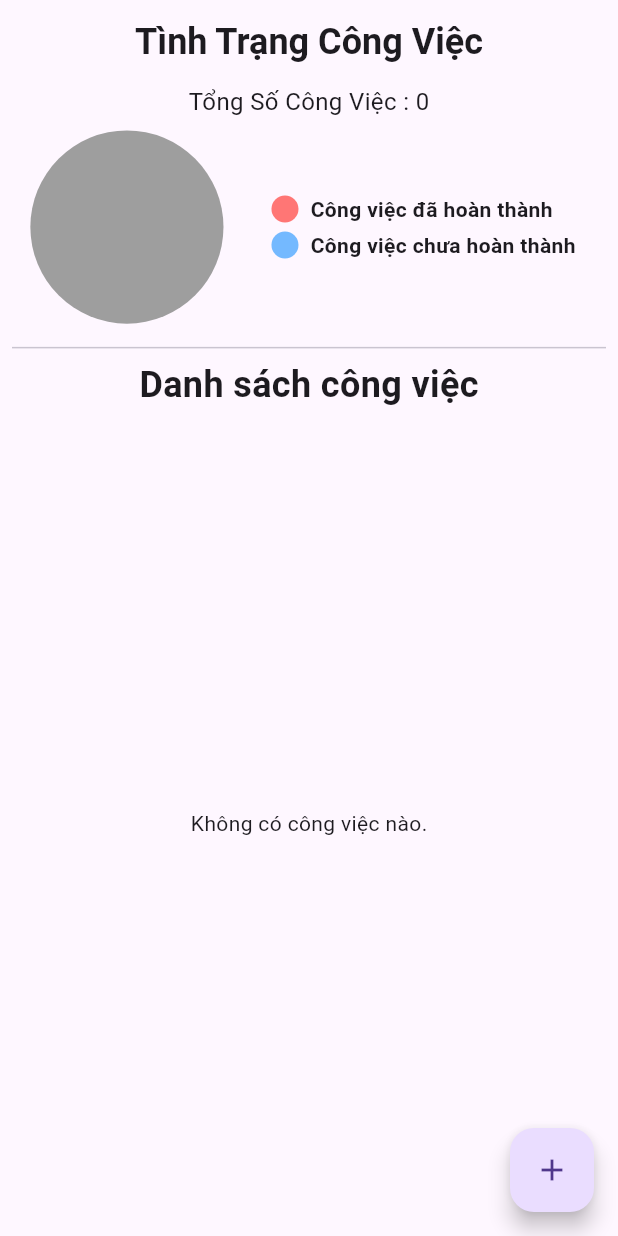
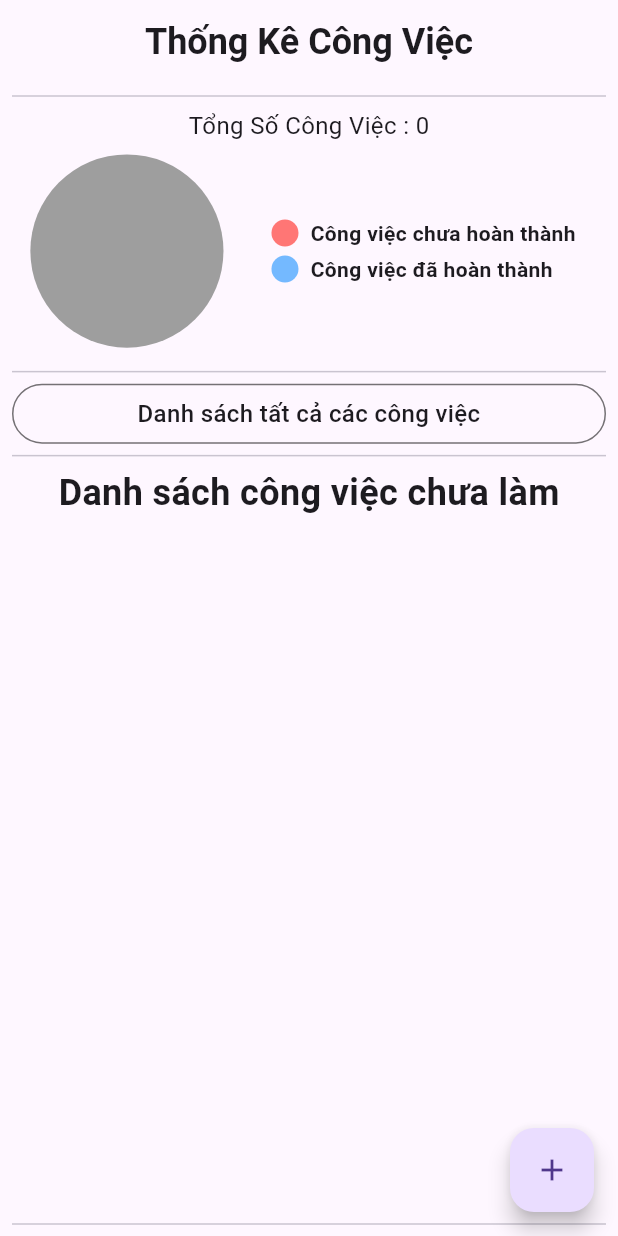
Before and after one commit to DannyFiller/task-manager, a Flutter app: the DanhSach screen opened directly, on a phone screen of 412 x 824 dp. Run offline on Flutter 3.47's test engine with Material 3 defaults, Android fonts, the phone set to English and light mode, and no system bars; drawn by our look-alikes of pie_chart; our stand-ins replace firebase_auth, firebase_core, logger, sqflite, table_calendar; accounts and stored records are empty.

Commit message:
cập nhật giao diện và thống kê

```diff
--- a/lib/main.dart
+++ b/lib/main.dart
@@ -28,7 +28,7 @@ class MainApp extends StatelessWidget {
           Consumer<Uiprovider>(builder: (context, Uiprovider notifier, child) {
         return MaterialApp(
           // theo mặc định của máy
-          themeMode: notifier.isDark ? ThemeMode.dark : ThemeMode.light,
+          // themeMode: notifier.isDark ? ThemeMode.dark : ThemeMode.light,
           // theo cài chế độ sáng tốitối
           darkTheme: notifier.isDark ? notifier.darkTheme : notifier.lightTheme,
           debugShowCheckedModeBanner: false,
--- a/lib/pages/ChiTiet.dart
+++ b/lib/pages/ChiTiet.dart
@@ -271,6 +271,7 @@ class _ChiTietState extends State<ChiTiet> {
               },
               borderRadius: BorderRadius.circular(20),
               child: Container(
+                color: Colors.white,
                 height: 60,
                 margin: const EdgeInsets.only(bottom: 16),
                 // width: MediaQuery.of(context).size.width * 0.9,
--- a/lib/pages/DanhSach.dart
+++ b/lib/pages/DanhSach.dart
@@ -3,6 +3,7 @@
 import 'package:flutter/material.dart';
 import 'package:task_manager/models/congViec.dart';
 import 'package:task_manager/pages/ChiTiet.dart';
+import 'package:task_manager/pages/danhSachTatCa.dart';
 import 'package:task_manager/pages/themcongviec.dart';
 import 'package:provider/provider.dart';
 import 'package:task_manager/providers/ListVSM.dart';
@@ -19,6 +20,7 @@ class DanhSach extends StatefulWidget {
 
 class _DanhSachState extends State<DanhSach> {
   List<Congviec> lstCongViec = [];
+  List<Congviec> lstChuaHoanThanh = [];
   var logger = Logger();
 
   late Future<List<Congviec>> congViec;
@@ -33,21 +35,22 @@ class _DanhSachState extends State<DanhSach> {
 
   Future<List<Congviec>> _loadProData() async {
     lstCongViec = await DatabaseService.instance.readAllCongviec();
-    // lstCongViec = await Provider.of<ListVSM>(context, listen: false).LoadData();
+    lstChuaHoanThanh =
+        await DatabaseService.instance.readAllCongviecChuaHoanThanh();
+
     setState(() {
-      int b = lstCongViec.where((congViec) => congViec.trangThai!).length;
-      int a = lstCongViec.where((congViec) => !congViec.trangThai!).length;
+      int a = lstCongViec.where((congViec) => congViec.trangThai!).length;
+      int b = lstCongViec.where((congViec) => !congViec.trangThai!).length;
       setValue(a, b);
 
-      // lstCongViec = await Provider.of<ListVSM>(context, listen: false).LoadData();
       print(lstCongViec.length);
     });
     return lstCongViec;
   }
 
   Map<String, double> dataMap = {
+    "Công việc chưa hoàn thành": 1,
     "Công việc đã hoàn thành": 1,
-    "Công việc chưa hoàn thành": 1,
   };
   void setValue(int a, int b) {
     dataMap["Công việc đã hoàn thành"] = a.toDouble();
@@ -68,7 +71,7 @@ class _DanhSachState extends State<DanhSach> {
         forceMaterialTransparency: true,
         automaticallyImplyLeading: false,
         title: const Text(
-          'Tình Trạng Công Việc',
+          'Thống Kê Công Việc',
           style: TextStyle(
             fontSize: 24,
             fontWeight: FontWeight.bold,
@@ -80,6 +83,7 @@ class _DanhSachState extends State<DanhSach> {
         padding: const EdgeInsets.symmetric(horizontal: 8),
         child: Column(
           children: [
+            const Divider(),
             Text(
               'Tổng Số Công Việc : ${lstCongViec.length}',
               style: const TextStyle(
@@ -109,44 +113,110 @@ class _DanhSachState extends State<DanhSach> {
                 showChartValuesOutside: false,
                 decimalPlaces: 1,
               ),
-              // gradientList: ---To add gradient colors---
-              // emptyColorGradient: ---Empty Color gradient---
+            ),
+            const Divider(),
+            InkWell(
+              borderRadius: BorderRadius.circular(20),
+              onTap: () {
+                Navigator.push(
+                    context,
+                    MaterialPageRoute(
+                      builder: (context) => DanhSachTatCa(),
+                    ));
+              },
+              child: Container(
+                height: 40,
+                // width: MediaQuery.of(context).size.width * 0.9,
+                decoration: BoxDecoration(
+                  border: Border.all(color: Colors.black54),
+                  borderRadius: BorderRadius.circular(20),
+                ),
+                child: const Center(
+                  child: Text(
+                    "Danh sách tất cả các công việc",
+                    textAlign: TextAlign.center,
+                    style: TextStyle(fontWeight: FontWeight.w500, fontSize: 16),
+                  ),
+                ),
+              ),
             ),
             const Divider(),
             const Text(
-              'Danh sách công việc',
+              'Danh sách công việc chưa làm',
               style: TextStyle(
                 fontSize: 24,
                 fontWeight: FontWeight.bold,
               ),
             ),
             Expanded(
-              child: FutureBuilder<List<Congviec>>(
-                future: congViec,
-                builder: (context, snapshot) {
-                  if (snapshot.connectionState == ConnectionState.waiting) {
-                    return const Center(child: CircularProgressIndicator());
-                  } else if (snapshot.hasError) {
-                    return Center(child: Text('Lỗi: ${snapshot.error}'));
-                  } else if (!snapshot.hasData || snapshot.data!.isEmpty) {
-                    return const Center(child: Text('Không có công việc nào.'));
-                  } else {
-                    lstCongViec = snapshot.data!;
-                    return ListView.builder(
-                      itemCount: lstCongViec.length,
-                      itemBuilder: (context, index) {
-                        return item(context, index, lstCongViec);
+              child: ReorderableListView(
+                children: List.generate(
+                  lstChuaHoanThanh.length,
+                  (index) => Container(
+                    key: Key("$index"),
+                    margin:
+                        const EdgeInsets.symmetric(horizontal: 8, vertical: 8),
+                    decoration: BoxDecoration(
+                        border: Border.all(color: Colors.black),
+                        borderRadius: BorderRadius.circular(10)),
+                    child: ListTile(
+                      onTap: () {
+                        Navigator.push(
+                            context,
+                            MaterialPageRoute(
+                              builder: (context) => ChiTiet(
+                                index: lstChuaHoanThanh.length,
+                                congviec: lstChuaHoanThanh[index],
+                                // congviec: lst[index],
+                              ),
+                            ));
                       },
-
-                      // itemCount: lstCongViec.length,
-                      // itemBuilder: (context, index) {
-                      //   return item(context, index, lstCongViec);
-                      // },
-                    );
-                  }
+                      title: Text(
+                        lstChuaHoanThanh[index].tieuDeCongViec.toString(),
+                        style: const TextStyle(
+                            fontWeight: FontWeight.bold, fontSize: 24),
+                        maxLines: 1,
+                        overflow: TextOverflow.ellipsis,
+                      ),
+                      subtitle: Text(
+                        lstChuaHoanThanh[index].noiDung.toString(),
+                        maxLines: 3,
+                        overflow: TextOverflow.ellipsis,
+                      ),
+                      leading: const Icon(Icons.work),
+                      trailing: Wrap(
+                        spacing: 6,
+                        children: <Widget>[
+                          Container(
+                            padding: const EdgeInsets.symmetric(vertical: 8),
+                            child: GestureDetector(
+                              onTap: () {
+                                xoaCongViec(lstChuaHoanThanh[index].id!);
+                                // ShowDialog(context);
+                              },
+                              child: const Icon(
+                                Icons.delete,
+                                size: 32,
+                              ),
+                            ),
+                          ),
+                        ],
+                      ),
+                    ),
+                  ),
+                ),
+                onReorder: (oldIndex, newIndex) {
+                  setState(() {
+                    if (oldIndex < newIndex) {
+                      newIndex -= 1;
+                    }
+                    final item = lstChuaHoanThanh.removeAt(oldIndex);
+                    lstChuaHoanThanh.insert(newIndex, item);
+                  });
                 },
               ),
             ),
+            const Divider(),
           ],
         ),
       ),
@@ -198,15 +268,6 @@ class _DanhSachState extends State<DanhSach> {
             trailing: Wrap(
               spacing: 6,
               children: <Widget>[
-                // Checkbox(
-                //   value: lst[index].trangThai,
-                //   onChanged: (bool? newValue) {
-                //     if (newValue != null) {
-                //       lst[index].trangThai = newValue;
-                //       value.notifyListeners();
-                //     }
-                //   },
-                // ),
                 Container(
                   padding: const EdgeInsets.symmetric(vertical: 8),
                   child: GestureDetector(
--- a/lib/providers/UIProvider.dart
+++ b/lib/providers/UIProvider.dart
@@ -28,7 +28,7 @@ class Uiprovider with ChangeNotifier {
       colorScheme: ColorScheme.dark(
         primary: Colors.grey[900]!, // Màu chính
         onPrimary: Colors.white, // Màu văn bản trên nền primary
-        background: Colors.black, // Màu nền chung
+        surfaceContainer: Colors.black, // Màu nền chung
         surface: Colors.grey[800]!, // Màu nền của các widget
       ),
 
```
Also changed, not shown: lib/pages/DangNhap.dart (+7 -4 lines), lib/pages/danhSachTatCa.dart (added, +130 -0 lines), lib/services/databaseService.dart (+12 -0 lines).
